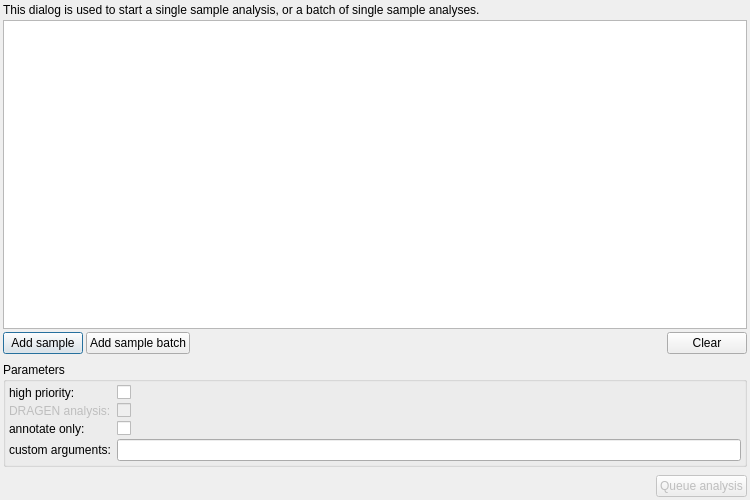
Before: the Qt Designer form src/GSvar/SingleSampleAnalysisDialog.ui in imgag/ngs-bits, drawn with Qt 5.
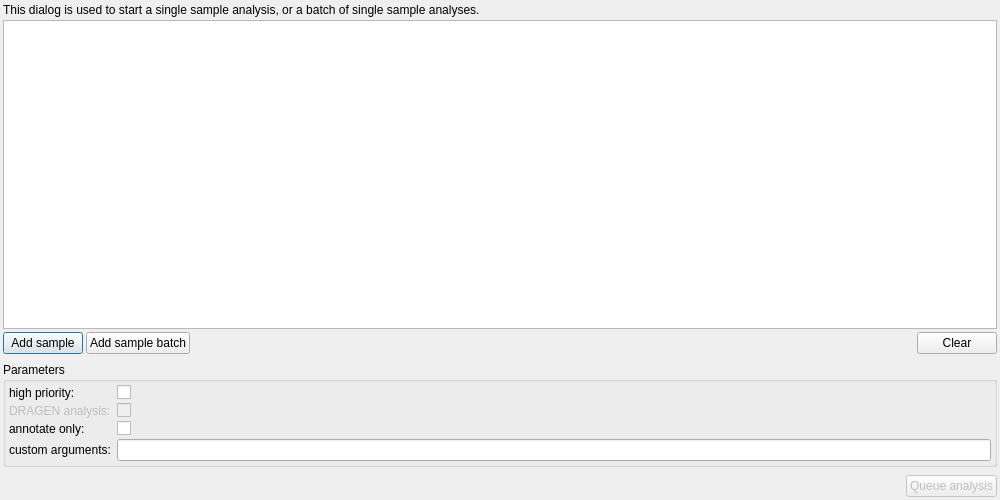
After: the same form once the commit is applied. Icons and pictures are not drawn.

Commit message: Fixed TranscriptToProtein test (using test database now)

```diff
--- a/src/GSvar/SingleSampleAnalysisDialog.ui
+++ b/src/GSvar/SingleSampleAnalysisDialog.ui
@@ -6,13 +6,13 @@
    <rect>
     <x>0</x>
     <y>0</y>
-    <width>750</width>
+    <width>1000</width>
     <height>500</height>
    </rect>
   </property>
   <property name="minimumSize">
    <size>
-    <width>750</width>
+    <width>1000</width>
     <height>500</height>
    </size>
   </property>
```
Left out of the diff: 16 changed lines with no effect on the pictures. The commit also changes 1 other file.
